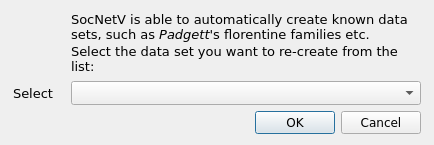
Before: the Qt Designer form src/forms/datasetselectdialog.ui in socnetv/app, drawn with Qt 5.
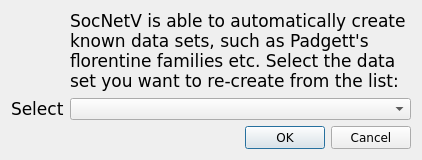
After: the same form once the commit is applied. Icons and pictures are not drawn.

Diff of the .ui file:
```diff
--- a/src/forms/datasetselectdialog.ui
+++ b/src/forms/datasetselectdialog.ui
@@ -9,10 +9,16 @@
    <rect>
     <x>0</x>
     <y>0</y>
-    <width>434</width>
-    <height>145</height>
+    <width>422</width>
+    <height>160</height>
    </rect>
   </property>
+  <property name="minimumSize">
+   <size>
+    <width>400</width>
+    <height>160</height>
+   </size>
+  </property>
   <property name="maximumSize">
    <size>
     <width>600</width>
@@ -71,16 +77,12 @@
      <property name="font">
       <font>
        <family>DejaVu Sans</family>
-       <pointsize>11</pointsize>
+       <pointsize>13</pointsize>
       </font>
      </property>
      <property name="text">
-      <string>&lt;!DOCTYPE HTML PUBLIC &quot;-//W3C//DTD HTML 4.0//EN&quot; &quot;http://www.w3.org/TR/REC-html40/strict.dtd&quot;&gt;
-&lt;html&gt;&lt;head&gt;&lt;meta name=&quot;qrichtext&quot; content=&quot;1&quot; /&gt;&lt;style type=&quot;text/css&quot;&gt;
-p, li { white-space: pre-wrap; }
-&lt;/style&gt;&lt;/head&gt;&lt;body style=&quot; font-family:'DejaVu Sans'; font-size:11pt; font-weight:400; font-style:normal;&quot;&gt;
-&lt;p style=&quot; margin-top:0px; margin-bottom:0px; margin-left:0px; margin-right:0px; -qt-block-indent:0; text-indent:0px;&quot;&gt;&lt;span style=&quot; font-size:10pt;&quot;&gt;SocNetV is able to automatically create known data sets, such as &lt;/span&gt;&lt;span style=&quot; font-size:10pt; font-style:italic;&quot;&gt;Padgett&lt;/span&gt;&lt;span style=&quot; font-size:10pt;&quot;&gt;'s florentine families etc. &lt;/span&gt;&lt;/p&gt;
-&lt;p style=&quot; margin-top:0px; margin-bottom:0px; margin-left:0px; margin-right:0px; -qt-block-indent:0; text-indent:0px;&quot;&gt;&lt;span style=&quot; font-size:10pt;&quot;&gt;Select the data set you want to re-create from the list: &lt;/span&gt;&lt;/p&gt;&lt;/body&gt;&lt;/html&gt;</string>
+      <string>SocNetV is able to automatically create known data sets, such as Padgett's florentine families etc. 
+Select the data set you want to re-create from the list: </string>
      </property>
      <property name="textFormat">
       <enum>Qt::RichText</enum>
@@ -95,7 +97,7 @@
      <property name="font">
       <font>
        <family>DejaVu Sans</family>
-       <pointsize>10</pointsize>
+       <pointsize>13</pointsize>
       </font>
      </property>
      <property name="text">
```
